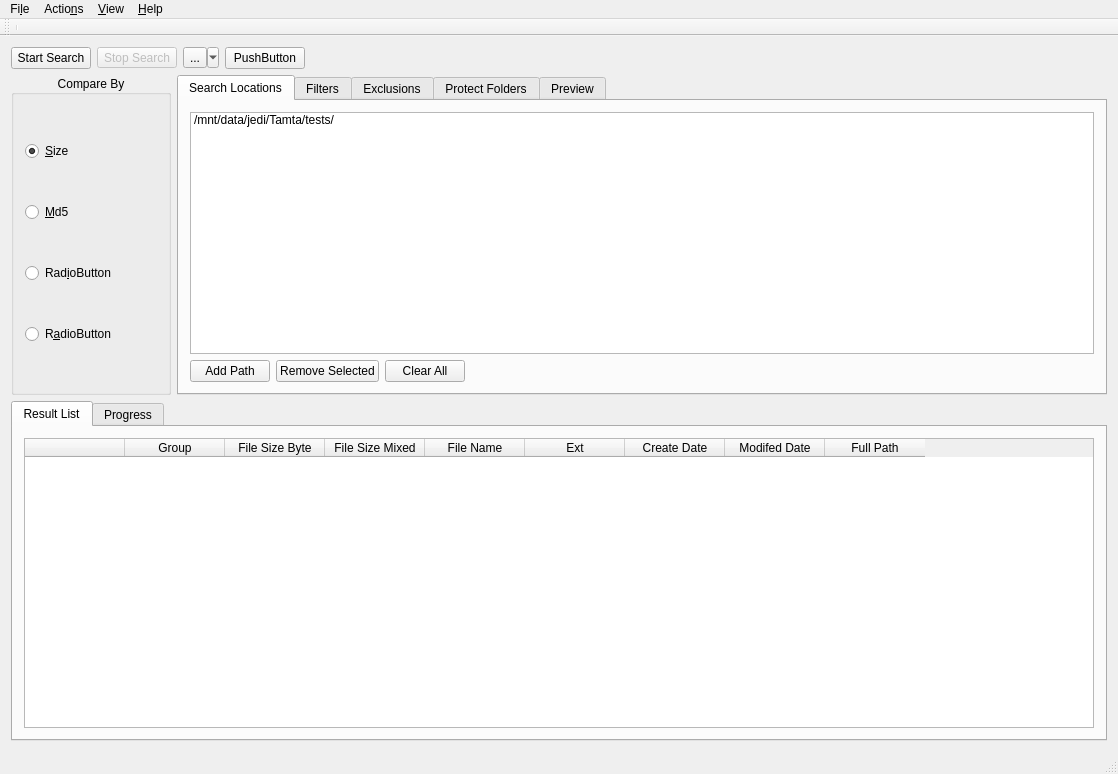
First picture: the form in mainwindow.ui, repository kokaia/duplicateFilesFinder, before the edit.
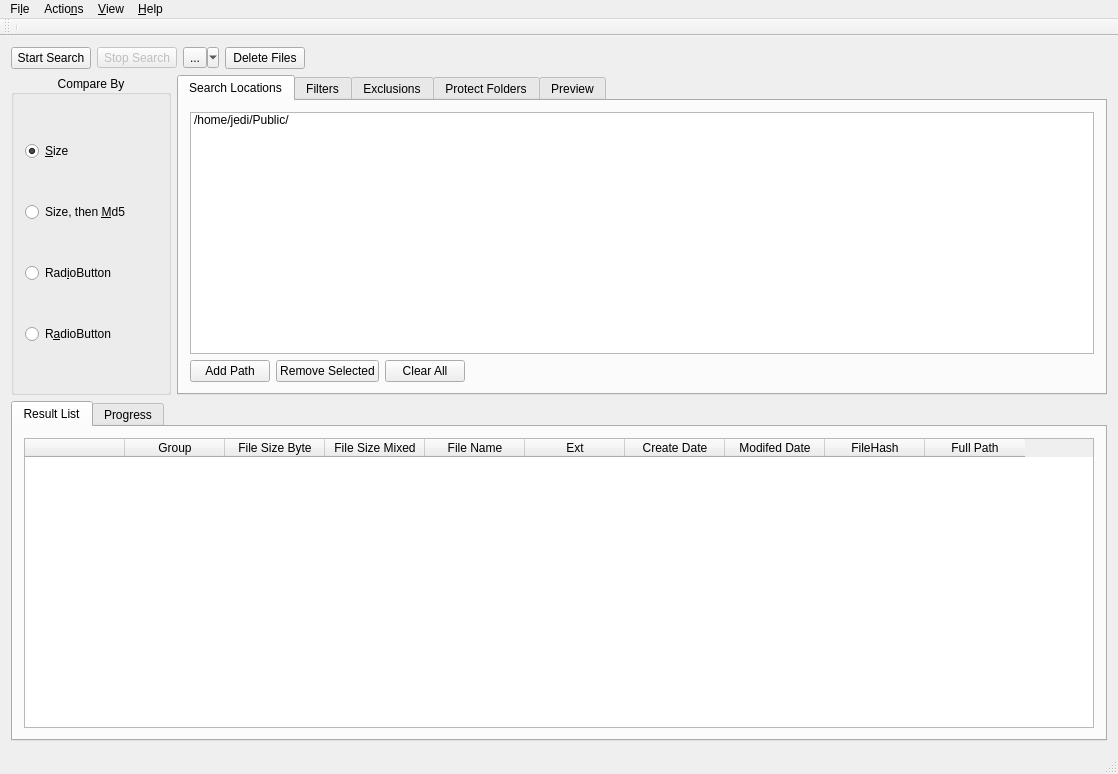
Second picture: the form after the edit. Custom widgets are drawn as their Qt base class.

Patch:
```diff
--- a/mainwindow.ui
+++ b/mainwindow.ui
@@ -59,7 +59,7 @@
       <item>
        <widget class="QPushButton" name="pushButton_3">
         <property name="text">
-         <string>PushButton</string>
+         <string>Delete Files</string>
         </property>
        </widget>
       </item>
@@ -111,7 +111,7 @@
          <item row="1" column="0">
           <widget class="QRadioButton" name="radioButton_4">
            <property name="text">
-            <string>&amp;Md5</string>
+            <string>Size, then &amp;Md5</string>
            </property>
           </widget>
          </item>
@@ -161,7 +161,7 @@
             </property>
             <item>
              <property name="text">
-              <string>/mnt/data/jedi/Tamta/tests/</string>
+              <string>/home/jedi/Public/</string>
              </property>
             </item>
            </widget>
@@ -462,6 +462,11 @@
             <string>Modifed Date</string>
            </property>
           </column>
+          <column>
+           <property name="text">
+            <string>FileHash</string>
+           </property>
+          </column>
           <column>
            <property name="text">
             <string>Full Path</string>
@@ -624,6 +629,16 @@
   </action>
  </widget>
  <layoutdefault spacing="6" margin="11"/>
+ <customwidgets>
+  <customwidget>
+   <class>SearchRessultTableWidget</class>
+   <extends>QTableWidget</extends>
+   <header location="global">searchressulttablewidget.h</header>
+   <slots>
+    <slot>deleteSelectedItems()</slot>
+   </slots>
+  </customwidget>
+ </customwidgets>
  <resources/>
  <connections/>
 </ui>
```
Left out of the diff: 47 changed lines with no effect on the pictures.
